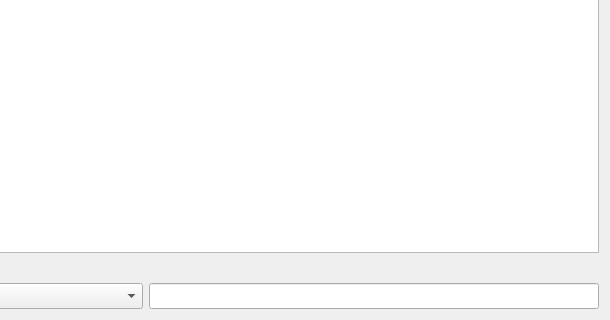
jasperdoan/NFL-Pamphlet, file NFL-Pamphlet/mainwindow.ui: the form before one commit; both pictures show x 318 to 928 and y 461 to 781 of the 928 by 781 pixel window.
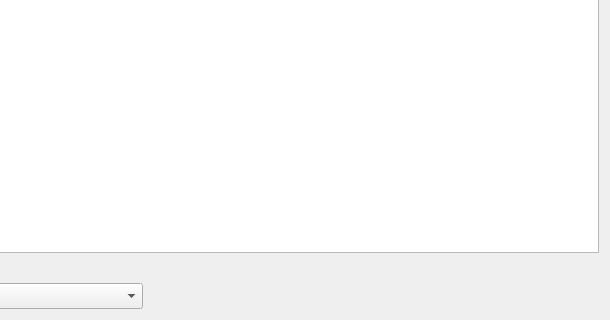
The form after the commit.

Commit message: added seat cap method

```diff
--- a/NFL-Pamphlet/mainwindow.ui
+++ b/NFL-Pamphlet/mainwindow.ui
@@ -186,12 +186,9 @@
             </widget>
            </item>
            <item>
-            <widget class="QLineEdit" name="capacityNum">
-             <property name="sizePolicy">
-              <sizepolicy hsizetype="Preferred" vsizetype="Fixed">
-               <horstretch>0</horstretch>
-               <verstretch>0</verstretch>
-              </sizepolicy>
+            <widget class="QLabel" name="totalCapacityNum">
+             <property name="text">
+              <string/>
              </property>
             </widget>
            </item>
```
Left out of the diff: 1 changed line with no effect on the pictures. The commit also changes 2 other files.
